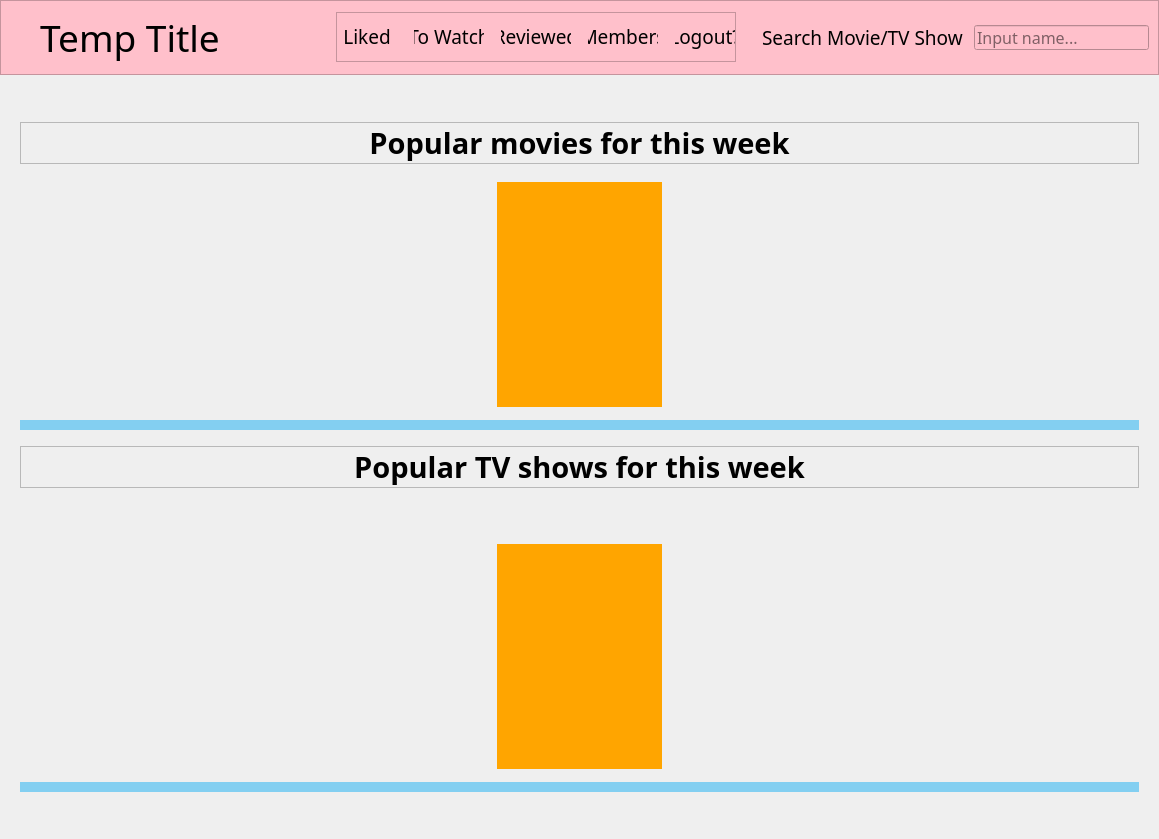
This is ui/application-window.ui in xbryan25/movie-tvshow-review-app as Qt 5 draws it before an edit. The edited form follows.
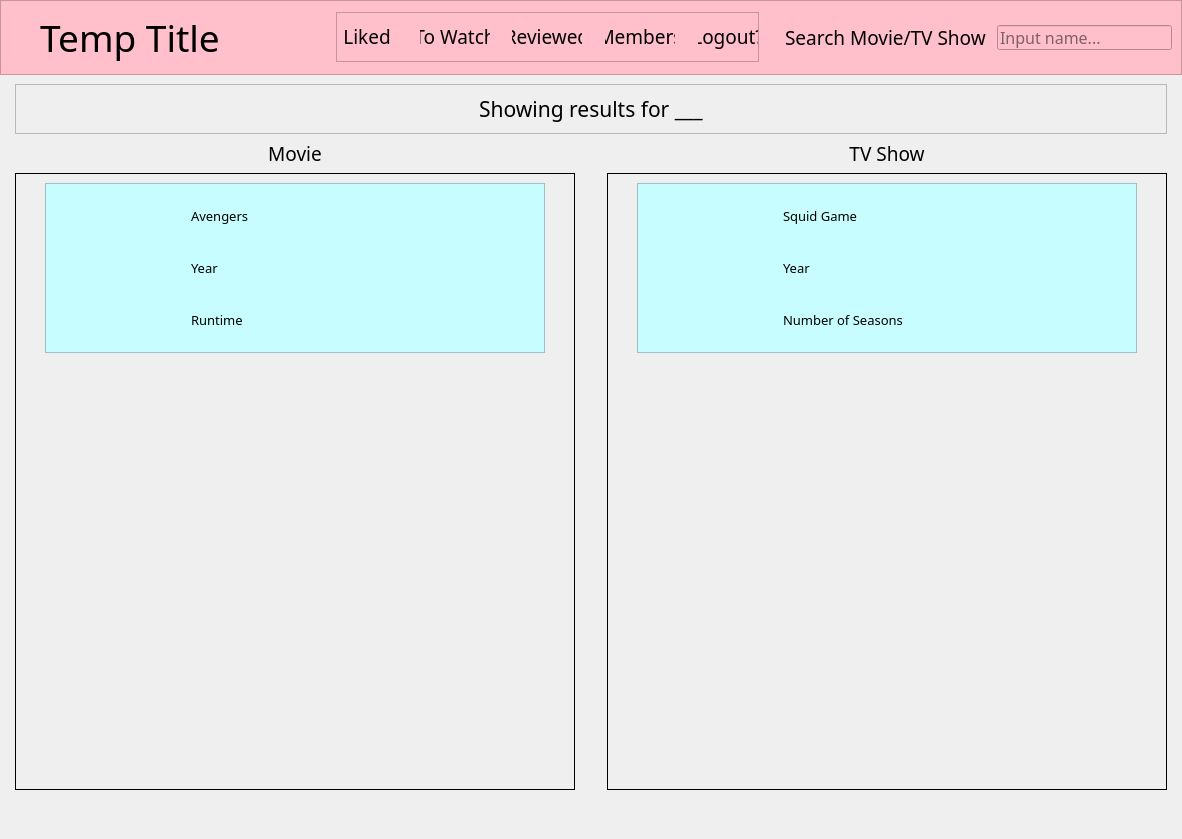
This is the edited form.

Commit message: Transfer search_results dialog to main window

Diff of the .ui file:
```diff
--- a/ui/application-window.ui
+++ b/ui/application-window.ui
@@ -6,7 +6,7 @@
    <rect>
     <x>0</x>
     <y>0</y>
-    <width>1149</width>
+    <width>1182</width>
     <height>839</height>
    </rect>
   </property>
@@ -20,10 +20,7 @@
    <string>MainWindow</string>
   </property>
   <widget class="QWidget" name="centralwidget">
-   <layout class="QHBoxLayout" name="horizontalLayout">
-    <property name="spacing">
-     <number>0</number>
-    </property>
+   <layout class="QGridLayout" name="gridLayout_14">
     <property name="leftMargin">
      <number>0</number>
     </property>
@@ -36,7 +33,7 @@
     <property name="bottomMargin">
      <number>0</number>
     </property>
-    <item>
+    <item row="0" column="0">
      <widget class="QStackedWidget" name="page_stacked_widget">
       <property name="currentIndex">
        <number>1</number>
@@ -983,7 +980,7 @@
            </size>
           </property>
           <property name="currentIndex">
-           <number>0</number>
+           <number>4</number>
           </property>
           <widget class="QWidget" name="popular_media_subpage">
            <layout class="QGridLayout" name="gridLayout_22">
@@ -1200,7 +1197,7 @@
                 <rect>
                  <x>0</x>
                  <y>0</y>
-                 <width>1109</width>
+                 <width>1142</width>
                  <height>250</height>
                 </rect>
                </property>
@@ -1320,7 +1317,7 @@
                 <rect>
                  <x>0</x>
                  <y>0</y>
-                 <width>1109</width>
+                 <width>1142</width>
                  <height>250</height>
                 </rect>
                </property>
@@ -1474,8 +1471,8 @@
                       <rect>
                        <x>0</x>
                        <y>0</y>
-                       <width>527</width>
-                       <height>518</height>
+                       <width>537</width>
+                       <height>581</height>
                       </rect>
                      </property>
                      <layout class="QGridLayout" name="gridLayout_28">
@@ -1761,8 +1758,8 @@
                       <rect>
                        <x>0</x>
                        <y>0</y>
-                       <width>527</width>
-                       <height>518</height>
+                       <width>537</width>
+                       <height>581</height>
                       </rect>
                      </property>
                      <layout class="QGridLayout" name="gridLayout_29">
@@ -2099,8 +2096,8 @@
                 <rect>
                  <x>0</x>
                  <y>0</y>
-                 <width>1129</width>
-                 <height>593</height>
+                 <width>1149</width>
+                 <height>656</height>
                 </rect>
                </property>
                <layout class="QGridLayout" name="gridLayout_8">
@@ -3163,6 +3160,519 @@
             </item>
            </layout>
           </widget>
+          <widget class="QWidget" name="search_results_subpage">
+           <layout class="QGridLayout" name="gridLayout_11">
+            <item row="3" column="2">
+             <spacer name="verticalSpacer_8">
+              <property name="orientation">
+               <enum>Qt::Vertical</enum>
+              </property>
+              <property name="sizeType">
+               <enum>QSizePolicy::Fixed</enum>
+              </property>
+              <property name="sizeHint" stdset="0">
+               <size>
+                <width>20</width>
+                <height>40</height>
+               </size>
+              </property>
+             </spacer>
+            </item>
+            <item row="2" column="2">
+             <spacer name="hs_20">
+              <property name="orientation">
+               <enum>Qt::Horizontal</enum>
+              </property>
+              <property name="sizeType">
+               <enum>QSizePolicy::Maximum</enum>
+              </property>
+              <property name="sizeHint" stdset="0">
+               <size>
+                <width>200</width>
+                <height>20</height>
+               </size>
+              </property>
+             </spacer>
+            </item>
+            <item row="2" column="1">
+             <widget class="QScrollArea" name="movie_results_scroll_area">
+              <property name="enabled">
+               <bool>true</bool>
+              </property>
+              <property name="minimumSize">
+               <size>
+                <width>560</width>
+                <height>0</height>
+               </size>
+              </property>
+              <property name="styleSheet">
+               <string notr="true"/>
+              </property>
+              <property name="frameShape">
+               <enum>QFrame::Box</enum>
+              </property>
+              <property name="frameShadow">
+               <enum>QFrame::Plain</enum>
+              </property>
+              <property name="verticalScrollBarPolicy">
+               <enum>Qt::ScrollBarAsNeeded</enum>
+              </property>
+              <property name="widgetResizable">
+               <bool>true</bool>
+              </property>
+              <property name="alignment">
+               <set>Qt::AlignLeading|Qt::AlignLeft|Qt::AlignVCenter</set>
+              </property>
+              <widget class="QWidget" name="movie_results_scroll_area_contents">
+               <property name="geometry">
+                <rect>
+                 <x>0</x>
+                 <y>0</y>
+                 <width>558</width>
+                 <height>604</height>
+                </rect>
+               </property>
+               <layout class="QGridLayout" name="movie_results_scroll_area_grid_layout">
+                <item row="0" column="0">
+                 <widget class="QFrame" name="temp_frame">
+                  <property name="minimumSize">
+                   <size>
+                    <width>500</width>
+                    <height>170</height>
+                   </size>
+                  </property>
+                  <property name="maximumSize">
+                   <size>
+                    <width>500</width>
+                    <height>16777215</height>
+                   </size>
+                  </property>
+                  <property name="cursor">
+                   <cursorShape>PointingHandCursor</cursorShape>
+                  </property>
+                  <property name="styleSheet">
+                   <string notr="true">background-color:rgb(199, 253, 255)</string>
+                  </property>
+                  <property name="frameShape">
+                   <enum>QFrame::StyledPanel</enum>
+                  </property>
+                  <property name="frameShadow">
+                   <enum>QFrame::Raised</enum>
+                  </property>
+                  <layout class="QGridLayout" name="grid_layout">
+                   <item row="0" column="0">
+                    <spacer name="temp_h_spacer">
+                     <property name="orientation">
+                      <enum>Qt::Horizontal</enum>
+                     </property>
+                     <property name="sizeType">
+                      <enum>QSizePolicy::Fixed</enum>
+                     </property>
+                     <property name="sizeHint" stdset="0">
+                      <size>
+                       <width>10</width>
+                       <height>20</height>
+                      </size>
+                     </property>
+                    </spacer>
+                   </item>
+                   <item row="0" column="1" rowspan="3">
+                    <widget class="QLabel" name="temp_media_poster">
+                     <property name="minimumSize">
+                      <size>
+                       <width>100</width>
+                       <height>140</height>
+                      </size>
+                     </property>
+                     <property name="maximumSize">
+                      <size>
+                       <width>100</width>
+                       <height>140</height>
+                      </size>
+                     </property>
+                     <property name="styleSheet">
+                      <string notr="true"/>
+                     </property>
+                     <property name="text">
+                      <string/>
+                     </property>
+                     <property name="scaledContents">
+                      <bool>true</bool>
+                     </property>
+                     <property name="alignment">
+                      <set>Qt::AlignCenter</set>
+                     </property>
+                    </widget>
+                   </item>
+                   <item row="0" column="2">
+                    <spacer name="temp_h_spacer_2">
+                     <property name="orientation">
+                      <enum>Qt::Horizontal</enum>
+                     </property>
+                     <property name="sizeType">
+                      <enum>QSizePolicy::Fixed</enum>
+                     </property>
+                     <property name="sizeHint" stdset="0">
+                      <size>
+                       <width>20</width>
+                       <height>20</height>
+                      </size>
+                     </property>
+                    </spacer>
+                   </item>
+                   <item row="1" column="3" colspan="2">
+                    <widget class="QLabel" name="temp_media_release_year">
+                     <property name="font">
+                      <font>
+                       <family>Oswald</family>
+                       <pointsize>10</pointsize>
+                      </font>
+                     </property>
+                     <property name="text">
+                      <string>Year</string>
+                     </property>
+                    </widget>
+                   </item>
+                   <item row="0" column="3" colspan="2">
+                    <widget class="QLabel" name="temp_media_title">
+                     <property name="font">
+                      <font>
+                       <family>Oswald</family>
+                       <pointsize>10</pointsize>
+                      </font>
+                     </property>
+                     <property name="text">
+                      <string>Avengers</string>
+                     </property>
+                    </widget>
+                   </item>
+                   <item row="2" column="3" colspan="2">
+                    <widget class="QLabel" name="temp_media_short_info">
+                     <property name="font">
+                      <font>
+                       <family>Oswald</family>
+                       <pointsize>10</pointsize>
+                      </font>
+                     </property>
+                     <property name="text">
+                      <string>Runtime</string>
+                     </property>
+                    </widget>
+                   </item>
+                  </layout>
+                 </widget>
+                </item>
+                <item row="1" column="0">
+                 <spacer name="vs_15">
+                  <property name="orientation">
+                   <enum>Qt::Vertical</enum>
+                  </property>
+                  <property name="sizeHint" stdset="0">
+                   <size>
+                    <width>20</width>
+                    <height>40</height>
+                   </size>
+                  </property>
+                 </spacer>
+                </item>
+               </layout>
+              </widget>
+             </widget>
+            </item>
+            <item row="1" column="1">
+             <widget class="QLabel" name="movie_results_label">
+              <property name="minimumSize">
+               <size>
+                <width>400</width>
+                <height>0</height>
+               </size>
+              </property>
+              <property name="font">
+               <font>
+                <family>Oswald</family>
+                <pointsize>14</pointsize>
+               </font>
+              </property>
+              <property name="text">
+               <string>Movie</string>
+              </property>
+              <property name="alignment">
+               <set>Qt::AlignCenter</set>
+              </property>
+             </widget>
+            </item>
+            <item row="1" column="3">
+             <widget class="QLabel" name="tv_show_results_label">
+              <property name="minimumSize">
+               <size>
+                <width>400</width>
+                <height>0</height>
+               </size>
+              </property>
+              <property name="font">
+               <font>
+                <family>Oswald</family>
+                <pointsize>14</pointsize>
+               </font>
+              </property>
+              <property name="text">
+               <string>TV Show</string>
+              </property>
+              <property name="alignment">
+               <set>Qt::AlignCenter</set>
+              </property>
+             </widget>
+            </item>
+            <item row="2" column="0">
+             <spacer name="hs_21">
+              <property name="orientation">
+               <enum>Qt::Horizontal</enum>
+              </property>
+              <property name="sizeType">
+               <enum>QSizePolicy::Maximum</enum>
+              </property>
+              <property name="sizeHint" stdset="0">
+               <size>
+                <width>200</width>
+                <height>20</height>
+               </size>
+              </property>
+             </spacer>
+            </item>
+            <item row="2" column="4">
+             <spacer name="hs_22">
+              <property name="orientation">
+               <enum>Qt::Horizontal</enum>
+              </property>
+              <property name="sizeType">
+               <enum>QSizePolicy::Maximum</enum>
+              </property>
+              <property name="sizeHint" stdset="0">
+               <size>
+                <width>200</width>
+                <height>20</height>
+               </size>
+              </property>
+             </spacer>
+            </item>
+            <item row="2" column="3">
+             <widget class="QScrollArea" name="tv_show_results_scroll_area">
+              <property name="minimumSize">
+               <size>
+                <width>560</width>
+                <height>0</height>
+               </size>
+              </property>
+              <property name="frameShape">
+               <enum>QFrame::Box</enum>
+              </property>
+              <property name="frameShadow">
+               <enum>QFrame::Plain</enum>
+              </property>
+              <property name="verticalScrollBarPolicy">
+               <enum>Qt::ScrollBarAsNeeded</enum>
+              </property>
+              <property name="widgetResizable">
+               <bool>true</bool>
+              </property>
+              <widget class="QWidget" name="tv_show_results_scroll_area_contents">
+               <property name="geometry">
+                <rect>
+                 <x>0</x>
+                 <y>0</y>
+                 <width>558</width>
+                 <height>604</height>
+                </rect>
+               </property>
+               <layout class="QGridLayout" name="tv_show_results_scroll_area_grid_layout">
+                <item row="0" column="0">
+                 <widget class="QFrame" name="temp_frame_2">
+                  <property name="minimumSize">
+                   <size>
+                    <width>500</width>
+                    <height>170</height>
+                   </size>
+                  </property>
+                  <property name="maximumSize">
+                   <size>
+                    <width>500</width>
+                    <height>16777215</height>
+                   </size>
+                  </property>
+                  <property name="cursor">
+                   <cursorShape>PointingHandCursor</cursorShape>
+                  </property>
+                  <property name="styleSheet">
+                   <string notr="true">background-color:rgb(199, 253, 255)</string>
+                  </property>
+                  <property name="frameShape">
+                   <enum>QFrame::StyledPanel</enum>
+                  </property>
+                  <property name="frameShadow">
+                   <enum>QFrame::Raised</enum>
+                  </property>
+                  <layout class="QGridLayout" name="grid_layout_2">
+                   <item row="0" column="1" rowspan="3">
+                    <widget class="QLabel" name="temp_media_poster_2">
+                     <property name="minimumSize">
+                      <size>
+                       <width>100</width>
+                       <height>140</height>
+                      </size>
+                     </property>
+                     <property name="maximumSize">
+                      <size>
+                       <width>100</width>
+                       <height>140</height>
+                      </size>
+                     </property>
+                     <property name="styleSheet">
+                      <string notr="true"/>
+                     </property>
+                     <property name="text">
+                      <string/>
+                     </property>
+                     <property name="scaledContents">
+                      <bool>true</bool>
+                     </property>
+                     <property name="alignment">
+                      <set>Qt::AlignCenter</set>
+                     </property>
+                    </widget>
+                   </item>
+                   <item row="0" column="2">
+                    <spacer name="temp_h_spacer_4">
+                     <property name="orientation">
+                      <enum>Qt::Horizontal</enum>
+                     </property>
+                     <property name="sizeType">
+                      <enum>QSizePolicy::Fixed</enum>
+                     </property>
+                     <property name="sizeHint" stdset="0">
+                      <size>
+                       <width>20</width>
+                       <height>20</height>
+                      </size>
+                     </property>
+                    </spacer>
+                   </item>
+                   <item row="1" column="3" colspan="2">
+                    <widget class="QLabel" name="temp_media_release_year_2">
+                     <property name="font">
+                      <font>
+                       <family>Oswald</family>
+                       <pointsize>10</pointsize>
+                      </font>
+                     </property>
+                     <property name="text">
+                      <string>Year</string>
+                     </property>
+                    </widget>
+                   </item>
+                   <item row="0" column="3" colspan="2">
+                    <widget class="QLabel" name="temp_media_title_2">
+                     <property name="font">
+                      <font>
+                       <family>Oswald</family>
+                       <pointsize>10</pointsize>
+                      </font>
+                     </property>
+                     <property name="text">
+                      <string>Squid Game</string>
+                     </property>
+                    </widget>
+                   </item>
+                   <item row="0" column="0">
+                    <spacer name="temp_h_spacer_3">
+                     <property name="orientation">
+                      <enum>Qt::Horizontal</enum>
+                     </property>
+                     <property name="sizeType">
+                      <enum>QSizePolicy::Fixed</enum>
+                     </property>
+                     <property name="sizeHint" stdset="0">
+                      <size>
+                       <width>10</width>
+                       <height>20</height>
+                      </size>
+                     </property>
+                    </spacer>
+                   </item>
+                   <item row="2" column="3" colspan="2">
+                    <widget class="QLabel" name="temp_media_short_info_2">
+                     <property name="font">
+                      <font>
+                       <family>Oswald</family>
+                       <pointsize>10</pointsize>
+                      </font>
+                     </property>
+                     <property name="text">
+                      <string>Number of Seasons</string>
+                     </property>
+                    </widget>
+                   </item>
+                  </layout>
+                 </widget>
+                </item>
+                <item row="1" column="0">
+                 <spacer name="vs_17">
+                  <property name="orientation">
+                   <enum>Qt::Vertical</enum>
+                  </property>
+                  <property name="sizeHint" stdset="0">
+                   <size>
+                    <width>20</width>
+                    <height>407</height>
+                   </size>
+                  </property>
+                 </spacer>
+                </item>
+               </layout>
+              </widget>
+             </widget>
+            </item>
+            <item row="0" column="1" colspan="3">
+             <widget class="QFrame" name="show_results_frame">
+              <property name="maximumSize">
+               <size>
+                <width>16777215</width>
+                <height>50</height>
+               </size>
+              </property>
+              <property name="frameShape">
+               <enum>QFrame::StyledPanel</enum>
+              </property>
+              <property name="frameShadow">
+               <enum>QFrame::Raised</enum>
+              </property>
+              <layout class="QHBoxLayout" name="horizontalLayout_5">
+               <item>
+                <widget class="QLabel" name="showing_results_label">
+                 <property name="minimumSize">
+                  <size>
+                   <width>0</width>
+                   <height>40</height>
+                  </size>
+                 </property>
+                 <property name="font">
+                  <font>
+                   <family>Oswald</family>
+                   <pointsize>16</pointsize>
+                  </font>
+                 </property>
+                 <property name="text">
+                  <string>Showing results for ___</string>
+                 </property>
+                 <property name="alignment">
+                  <set>Qt::AlignHCenter|Qt::AlignTop</set>
+                 </property>
+                </widget>
+               </item>
+              </layout>
+             </widget>
+            </item>
+           </layout>
+          </widget>
          </widget>
         </item>
         <item row="3" column="1">
```
The commit also changes 9 other files.
